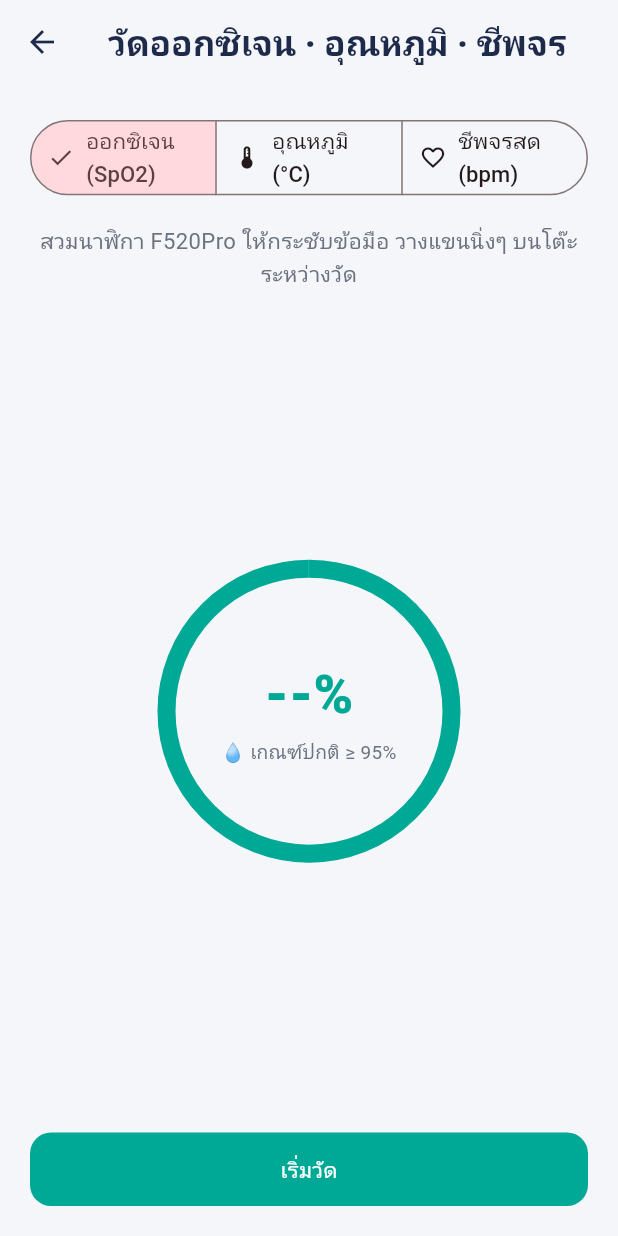
After one commit to isarachootip/ilifewatch, a Flutter app: the Spo2TempScreen screen opened directly, on a phone screen of 412 x 824 dp. The commit adds this screen. Run offline on Flutter 3.47's test engine with Material 3 defaults, Android fonts, the phone set to English and light mode, and no system bars; our stand-ins replace permission_handler, shared_preferences; accounts and stored records are empty.

Commit message:
feat(mobile): connect live SpO2, temperature, pulse, sport steps, and workout mode to F520Pro watch

```diff
--- a/mobile/lib/l10n/strings_ar.dart
+++ b/mobile/lib/l10n/strings_ar.dart
@@ -169,4 +169,13 @@ const Map<String, String> stringsAr = {
   'pdpa_consent': 'أوافق على جمع وإرسال البيانات الصحية من الساعة (الضغط، النبض، تخطيط القلب، الأكسجين، النوم) إلى جهة الرعاية لمتابعة حالتي الصحية.',
   'login_btn': 'تسجيل الدخول',
   'login_fail': 'فشل تسجيل الدخول',
+  'spo2_screen_title': 'قياس الأكسجين · الحرارة · النبض',
+  'spo2_tab_label': 'الأكسجين (SpO2)',
+  'temp_tab_label': 'الحرارة (°C)',
+  'hr_tab_label': 'النبض المباشر',
+  'spo2_guide_text': 'ارتدِ ساعة F520Pro بإحكام وضع ذراعك بثبات على الطاولة أثناء القياس.',
+  'start_watch_sport': 'بدء وضع التمرين على الساعة',
+  'stop_watch_sport': 'إيقاف وضع التمرين على الساعة',
+  'sport_started_msg': 'تم تشغيل وضع التمرين على ساعة F520Pro',
+  'sport_stopped_msg': 'تم إيقاف وضع التمرين على الساعة',
 };
--- a/mobile/lib/l10n/strings_de.dart
+++ b/mobile/lib/l10n/strings_de.dart
@@ -169,4 +169,13 @@ const Map<String, String> stringsDe = {
   'pdpa_consent': 'Ich stimme der Erhebung und Übermittlung meiner Gesundheitsdaten (Blutdruck, Puls, EKG, SpO2, Schlaf) an mein Pflegezentrum gemäß Datenschutzrichtlinie zu.',
   'login_btn': 'Anmelden',
   'login_fail': 'Anmeldung fehlgeschlagen',
+  'spo2_screen_title': 'SpO2 · Temperatur · Puls messen',
+  'spo2_tab_label': 'Sauerstoff (SpO2)',
+  'temp_tab_label': 'Temperatur (°C)',
+  'hr_tab_label': 'Live-Puls (bpm)',
+  'spo2_guide_text': 'Tragen Sie die F520Pro eng am Handgelenk und halten Sie den Arm während der Messung ruhig.',
+  'start_watch_sport': 'Trainingsmodus auf Uhr starten',
+  'stop_watch_sport': 'Trainingsmodus auf Uhr stoppen',
+  'sport_started_msg': 'Trainingsmodus auf F520Pro-Uhr gestartet',
+  'sport_stopped_msg': 'Trainingsmodus auf Uhr gestoppt',
 };
--- a/mobile/lib/l10n/strings_en.dart
+++ b/mobile/lib/l10n/strings_en.dart
@@ -169,4 +169,13 @@ const Map<String, String> stringsEn = {
   'pdpa_consent': 'I consent to the collection and transmission of health metrics from the watch (BP, pulse, ECG, SpO2, sleep) to my care provider in accordance with the privacy policy.',
   'login_btn': 'Sign In',
   'login_fail': 'Sign in failed',
+  'spo2_screen_title': 'Measure SpO2 · Temp · Pulse',
+  'spo2_tab_label': 'Oxygen (SpO2)',
+  'temp_tab_label': 'Temp (°C)',
+  'hr_tab_label': 'Live Pulse (bpm)',
+  'spo2_guide_text': 'Wear the F520Pro watch snugly and rest your arm still on a table while measuring.',
+  'start_watch_sport': 'Start Workout Mode on Watch',
+  'stop_watch_sport': 'Stop Workout Mode on Watch',
+  'sport_started_msg': 'Started workout mode on F520Pro watch',
+  'sport_stopped_msg': 'Stopped workout mode on watch',
 };
--- a/mobile/lib/l10n/strings_th.dart
+++ b/mobile/lib/l10n/strings_th.dart
@@ -169,4 +169,13 @@ const Map<String, String> stringsTh = {
   'pdpa_consent': 'ข้าพเจ้ายินยอมให้เก็บและส่งข้อมูลสุขภาพจากนาฬิกา (ความดัน ชีพจร ECG ออกซิเจน การนอน) ให้หน่วยงานที่ให้บริการ เพื่อใช้ติดตามสุขภาพของข้าพเจ้า ตามนโยบายความเป็นส่วนตัว',
   'login_btn': 'เข้าสู่ระบบ',
   'login_fail': 'เข้าสู่ระบบไม่สำเร็จ',
+  'spo2_screen_title': 'วัดออกซิเจน · อุณหภูมิ · ชีพจร',
+  'spo2_tab_label': 'ออกซิเจน (SpO2)',
+  'temp_tab_label': 'อุณหภูมิ (°C)',
+  'hr_tab_label': 'ชีพจรสด (bpm)',
+  'spo2_guide_text': 'สวมนาฬิกา F520Pro ให้กระชับข้อมือ วางแขนนิ่งๆ บนโต๊ะระหว่างวัด',
+  'start_watch_sport': 'เริ่มโหมดออกกำลังกายบนนาฬิกา',
+  'stop_watch_sport': 'หยุดโหมดออกกำลังกายบนนาฬิกา',
+  'sport_started_msg': 'สั่งเปิดโหมดออกกำลังกายบนนาฬิกา F520Pro แล้ว',
+  'sport_stopped_msg': 'สั่งหยุดโหมดออกกำลังกายบนนาฬิกาแล้ว',
 };
--- a/mobile/lib/l10n/strings_zh.dart
+++ b/mobile/lib/l10n/strings_zh.dart
@@ -169,4 +169,13 @@ const Map<String, String> stringsZh = {
   'pdpa_consent': '我同意收集并传输手表的健康数据（血压、心率、心电图、血氧、睡眠）至照护机构以进行健康监测。',
   'login_btn': '登录绑定',
   'login_fail': '登录失败',
+  'spo2_screen_title': '测量血氧 · 体温 · 心率',
+  'spo2_tab_label': '血氧 (SpO2)',
+  'temp_tab_label': '体温 (°C)',
+  'hr_tab_label': '实时心率 (bpm)',
+  'spo2_guide_text': '请系紧 F520Pro 手表，测量期间将手臂平放桌面并保持静止。',
+  'start_watch_sport': '在手表上启动运动模式',
+  'stop_watch_sport': '停止手表运动模式',
+  'sport_started_msg': '已在 F520Pro 手表上启动运动模式',
+  'sport_stopped_msg': '已停止手表运动模式',
 };
--- /dev/null
+++ b/mobile/lib/screens/spo2_temp_screen.dart
@@ -0,0 +1,179 @@
+import 'dart:async';
+
+import 'package:flutter/material.dart';
+import 'package:flutter/services.dart';
+
+import '../app_state.dart';
+import '../l10n/app_strings.dart';
+import '../services/sync_service.dart';
+import '../theme/ilife_theme.dart';
+import '../watch/watch_live_extension.dart';
+import '../watch/watch_models.dart';
+import '../watch/watch_service.dart';
+
+/// หน้าจอสั่งวัด ออกซิเจนในเลือด (SpO2), อุณหภูมิร่างกาย (°C) และ ชีพจรสด (bpm) จากนาฬิกา F520Pro จริง
+class Spo2TempScreen extends StatefulWidget {
+  const Spo2TempScreen({super.key, this.initialTab = 0});
+  final int initialTab;
+
+  @override
+  State<Spo2TempScreen> createState() => _Spo2TempScreenState();
+}
+
+class _Spo2TempScreenState extends State<Spo2TempScreen> {
+  final _watch = WatchService.instance;
+  late int _tab = widget.initialTab; // 0 = SpO2, 1 = Temp, 2 = Heart Rate
+  StreamSubscription? _progSub;
+  bool _measuring = false;
+  int _progress = 0;
+  String? _resultText;
+  String? _error;
+
+  Future<void> _start() async {
+    setState(() {
+      _measuring = true;
+      _progress = 0;
+      _resultText = null;
+      _error = null;
+    });
+    _progSub = _watch.events.listen((e) {
+      if (_tab == 0 && e['type'] == 'spo2Progress') {
+        setState(() => _progress = ((e['progress'] ?? 0) as num).toInt().clamp(0, 100));
+      } else if (_tab == 1 && e['type'] == 'tempProgress') {
+        setState(() => _progress = ((e['progress'] ?? 0) as num).toInt().clamp(0, 100));
+      }
+    });
+    try {
+      final now = DateTime.now();
+      if (_tab == 0) {
+        final v = await _watch.measureSpo2();
+        AppState.instance.setVital('spo2', v.toDouble(), at: now);
+        setState(() => _resultText = '$v%');
+        await SyncService.instance.uploadPayload(vitals: [VitalSample(now, 'spo2', v.toDouble()).toJson()]);
+      } else if (_tab == 1) {
+        final c = await _watch.measureTemperature();
+        AppState.instance.setVital('temperature', c, at: now);
+        setState(() => _resultText = '${c.toStringAsFixed(1)} °C');
+        await SyncService.instance.uploadPayload(vitals: [VitalSample(now, 'temperature', c).toJson()]);
+      } else {
+        final hr = await _watch.measureHeartRate();
+        AppState.instance.setVital('heart_rate', hr.toDouble(), at: now);
+        setState(() => _resultText = '$hr bpm');
+        await SyncService.instance.uploadPayload(vitals: [VitalSample(now, 'heart_rate', hr.toDouble()).toJson()]);
+      }
+    } on PlatformException catch (e) {
+      setState(() => _error = e.message);
+    } on TimeoutException {
+      setState(() => _error = tr('timeout_error'));
+    } finally {
+      await _progSub?.cancel();
+      if (mounted) setState(() => _measuring = false);
+    }
+  }
+
+  Future<void> _cancel() async {
+    if (_tab == 0) await _watch.cancelSpo2();
+    if (_tab == 1) await _watch.cancelTemperature();
+    if (_tab == 2) await _watch.cancelHeartRate();
+    if (mounted) setState(() => _measuring = false);
+  }
+
+  @override
+  void dispose() {
+    _progSub?.cancel();
+    if (_measuring) _cancel();
+    super.dispose();
+  }
+
+  @override
+  Widget build(BuildContext context) {
+    final s = AppState.instance;
+    final currentVal = switch (_tab) {
+      0 => _resultText ?? (s.latestSpo2 != null ? '${s.latestSpo2}%' : '--%'),
+      1 => _resultText ?? (s.latestTemperature != null ? '${s.latestTemperature!.toStringAsFixed(1)} °C' : '-- °C'),
+      _ => _resultText ?? (s.latestHeartRate != null ? '${s.latestHeartRate} bpm' : '-- bpm'),
+    };
+    final accent = switch (_tab) {
+      0 => ILifeTheme.teal,
+      1 => ILifeTheme.orange,
+      _ => ILifeTheme.magenta,
+    };
+
+    return Scaffold(
+      appBar: AppBar(title: Text(tr('spo2_screen_title'))),
+      body: Padding(
+        padding: const EdgeInsets.all(20),
+        child: Column(
+          crossAxisAlignment: CrossAxisAlignment.stretch,
+          children: [
+            SegmentedButton<int>(
+              segments: [
+                ButtonSegment(value: 0, label: Text(tr('spo2_tab_label')), icon: const Icon(Icons.water_drop_outlined)),
+                ButtonSegment(value: 1, label: Text(tr('temp_tab_label')), icon: const Icon(Icons.thermostat_outlined)),
+                ButtonSegment(value: 2, label: Text(tr('hr_tab_label')), icon: const Icon(Icons.favorite_border)),
+              ],
+              selected: {_tab},
+              onSelectionChanged: _measuring
+                  ? null
+                  : (sel) => setState(() {
+                        _tab = sel.first;
+                        _resultText = null;
+                        _error = null;
+                      }),
+            ),
+            const SizedBox(height: 16),
+            Text(tr('spo2_guide_text'), textAlign: TextAlign.center, style: const TextStyle(color: ILifeTheme.textSecondary)),
+            const Spacer(),
+            Center(
+              child: SizedBox(
+                width: 190,
+                height: 190,
+                child: Stack(
+                  alignment: Alignment.center,
+                  children: [
+                    SizedBox.expand(
+                      child: CircularProgressIndicator(
+                        value: _measuring ? (_progress > 0 ? _progress / 100 : null) : 1.0,
+                        strokeWidth: 12,
+                        backgroundColor: accent.withAlpha(35),
+                        color: accent,
+                      ),
+                    ),
+                    Column(
+                      mainAxisSize: MainAxisSize.min,
+                      children: [
+                        Text(
+                          _measuring && _progress > 0 ? '$_progress%' : currentVal,
+                          style: TextStyle(fontSize: 34, fontWeight: FontWeight.w900, color: accent),
+                        ),
+                        const SizedBox(height: 4),
+                        Text(
+                          _measuring ? tr('measuring_stay_still') : tr('normal_spo2'),
+                          style: const TextStyle(fontSize: 12, color: ILifeTheme.textSecondary),
+                          textAlign: TextAlign.center,
+                        ),
+                      ],
+                    ),
+                  ],
+                ),
+              ),
+            ),
+            if (_error != null) ...[
+              const SizedBox(height: 14),
+              Text(_error!, textAlign: TextAlign.center, style: TextStyle(color: Theme.of(context).colorScheme.error, fontWeight: FontWeight.w700)),
+            ],
+            const Spacer(),
+            FilledButton(
+              style: FilledButton.styleFrom(backgroundColor: accent),
+              onPressed: _measuring ? _cancel : _start,
+              child: Padding(
+                padding: const EdgeInsets.all(14),
+                child: Text(_measuring ? tr('cancel') : (_resultText == null ? tr('start_measure') : tr('measure_again'))),
+              ),
+            ),
+          ],
+        ),
+      ),
+    );
+  }
+}
--- a/mobile/lib/screens/widgets/health_bento_grid.dart
+++ b/mobile/lib/screens/widgets/health_bento_grid.dart
@@ -13,11 +13,12 @@ class HealthBentoGrid extends StatelessWidget {
     required this.state,
     required this.onMeasureBp,
     required this.onMeasureEcg,
+    required this.onMeasureSpo2,
     required this.onOpenExercise,
   });
 
   final AppState state;
-  final VoidCallback onMeasureBp, onMeasureEcg, onOpenExercise;
+  final VoidCallback onMeasureBp, onMeasureEcg, onMeasureSpo2, onOpenExercise;
 
   @override
   Widget build(BuildContext context) {
@@ -103,7 +104,7 @@ class HealthBentoGrid extends StatelessWidget {
         Expanded(
           child: _BentoCard(
             title: tr('bento_spo2_title'),
-            onTap: onMeasureBp,
+            onTap: onMeasureSpo2,
             child: Column(crossAxisAlignment: CrossAxisAlignment.start, children: [
               Text(
                 state.latestSpo2 != null ? '${state.latestSpo2}%' : '--%',
--- a/mobile/lib/services/sync_service.dart
+++ b/mobile/lib/services/sync_service.dart
@@ -2,6 +2,7 @@ import 'dart:async';
 
 import '../app_state.dart';
 import '../data/upload_queue.dart';
+import '../watch/watch_live_extension.dart';
 import '../watch/watch_models.dart';
 import '../watch/watch_service.dart';
 
@@ -27,6 +28,9 @@ class SyncService {
     if (p != null) await _watch.syncProfile(p);
     try {
       _state.setBattery(await _watch.readBattery());
+      final sp = await _watch.readCurrentSportStep();
+      final steps = (sp['steps'] as num?)?.toInt();
+      if (steps != null && steps > 0) _state.setTodaySteps(steps);
     } catch (_) {}
     await syncAll();
   }
```
Also changed, not shown: mobile/lib/app_state.dart (+5 -2 lines), mobile/lib/screens/exercise_tab.dart (+85 -81 lines), mobile/lib/screens/health_tab.dart (+10 -0 lines), mobile/lib/watch/watch_live_extension.dart (added, +78 -0 lines), mobile/lib/watch/watch_service.dart (+10 -14 lines), 3 other files.
